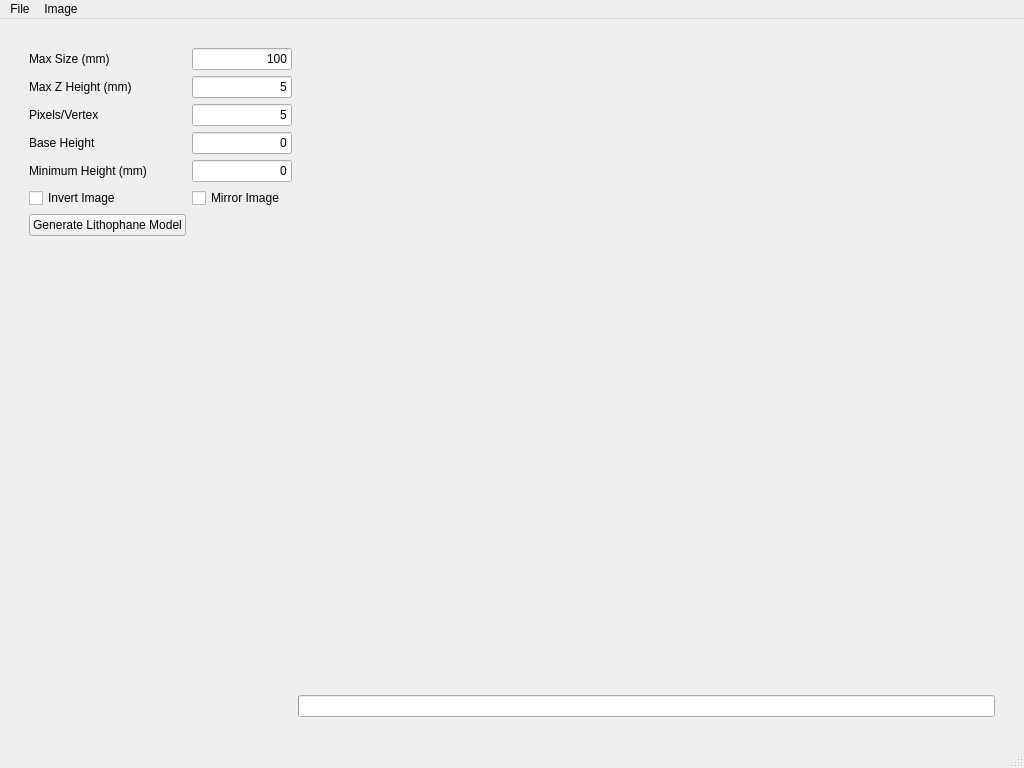
First picture: the form in litho_gen.ui, repository gharley/Lithophane, before the edit.
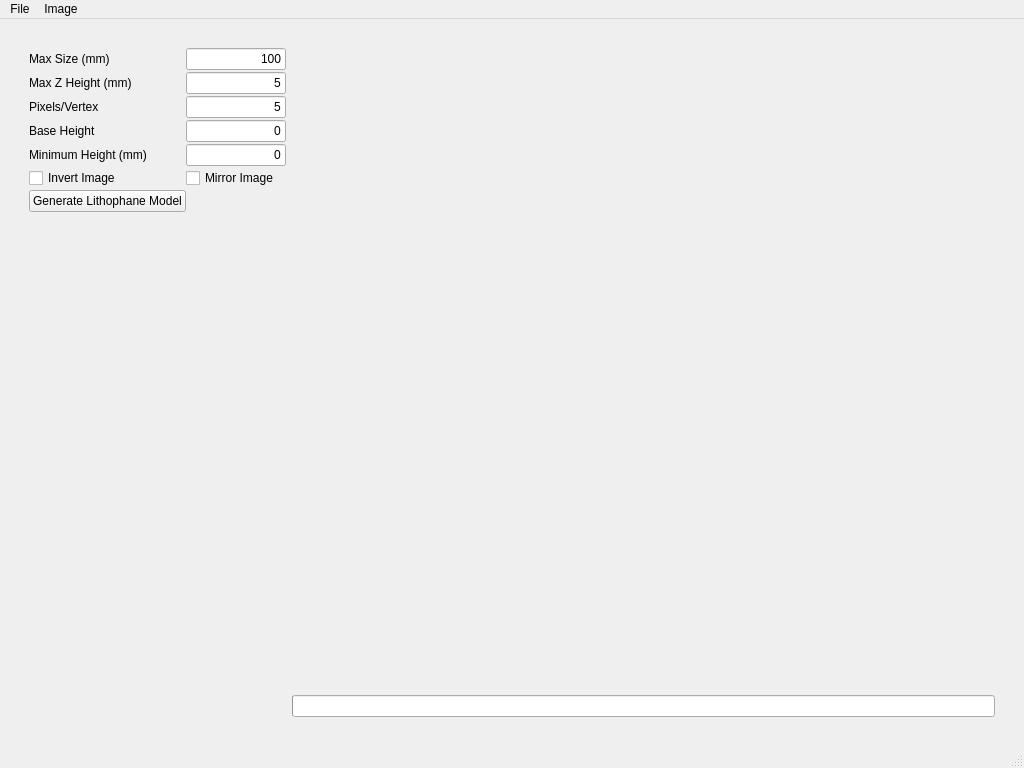
Second picture: the form after the edit.

The edit to the form file:
```diff
--- a/litho_gen.ui
+++ b/litho_gen.ui
@@ -40,6 +40,12 @@
        <layout class="QVBoxLayout" name="verticalLayout">
         <item>
          <layout class="QFormLayout" name="formLayout">
+          <property name="horizontalSpacing">
+           <number>0</number>
+          </property>
+          <property name="verticalSpacing">
+           <number>2</number>
+          </property>
           <item row="0" column="0">
            <widget class="QLabel" name="label">
             <property name="sizePolicy">
```
Left out of the diff: 2 changed lines with no effect on the pictures.
